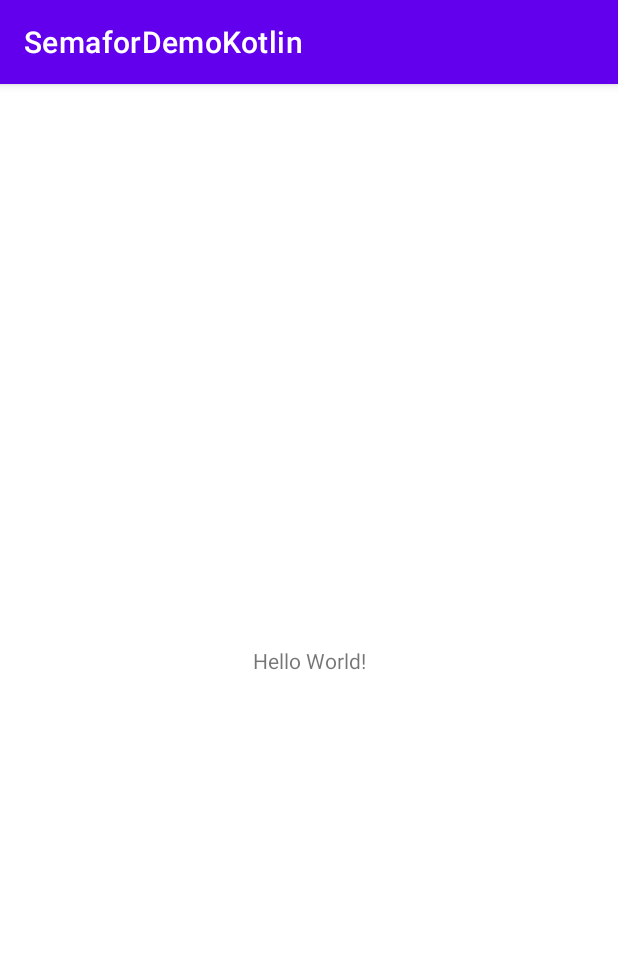
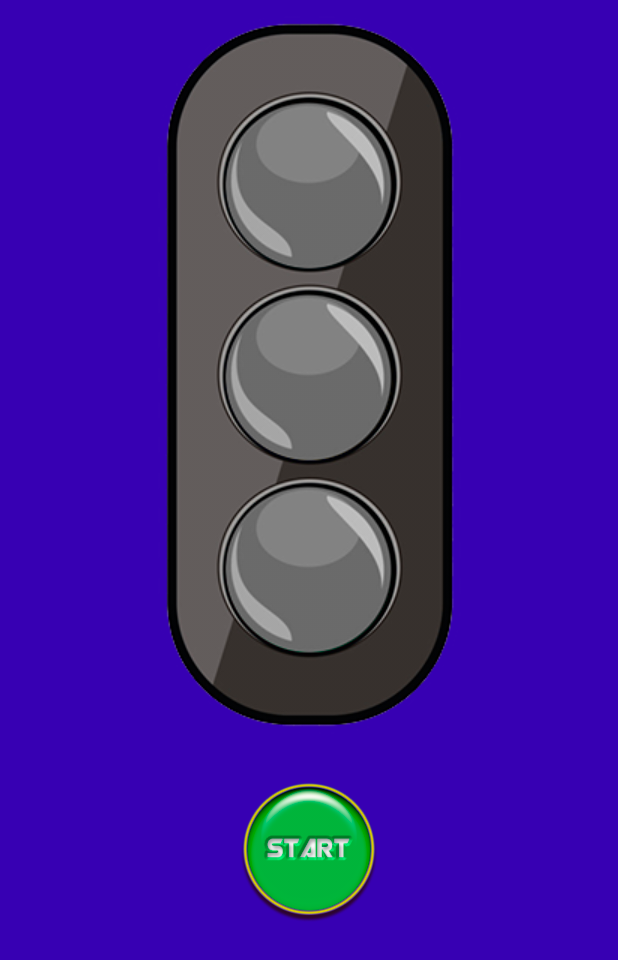
Before and after one commit to PolnySkvorets/SemaforDemoKotlin, an Android app: the screen it shows after launch (MainActivity), on a phone screen of 412 x 824 dp. Shown: the top 960 px of the screen. Run offline under Robolectric (Android 15) with nearby library versions, the phone set to English and light mode, and no system bars.

Commit message:
SemaforDemoKotlin: add logic, create semafor structure, add styles.xml

```diff
--- a/app/src/main/res/layout/activity_main.xml
+++ b/app/src/main/res/layout/activity_main.xml
@@ -4,15 +4,29 @@
     xmlns:tools="http://schemas.android.com/tools"
     android:layout_width="match_parent"
     android:layout_height="match_parent"
+    android:background="@color/purple_700"
     tools:context=".MainActivity">
 
-    <TextView
+    <ImageView
+        android:id="@+id/semafor"
         android:layout_width="wrap_content"
         android:layout_height="wrap_content"
-        android:text="Hello World!"
-        app:layout_constraintBottom_toBottomOf="parent"
+        android:src="@drawable/semafor_grey"
         app:layout_constraintEnd_toEndOf="parent"
         app:layout_constraintStart_toStartOf="parent"
         app:layout_constraintTop_toTopOf="parent" />
 
+    <ImageButton
+        android:id="@+id/semaforButton"
+        android:layout_width="100dp"
+        android:layout_height="100dp"
+        android:layout_marginTop="16dp"
+        android:background="@android:color/transparent"
+        android:onClick="onClickStartStop"
+        android:scaleType="fitCenter"
+        android:src="@drawable/button_start"
+        app:layout_constraintEnd_toEndOf="parent"
+        app:layout_constraintStart_toStartOf="parent"
+        app:layout_constraintTop_toBottomOf="@+id/semafor"
+        tools:ignore="SpeakableTextPresentCheck" />
 </androidx.constraintlayout.widget.ConstraintLayout>
```
Also changed, not shown: app/src/main/java/com/denisskvorcov/semafordemo/MainActivity.kt (+56 -2 lines), app/src/main/res/values/styles.xml (added, +9 -0 lines).
